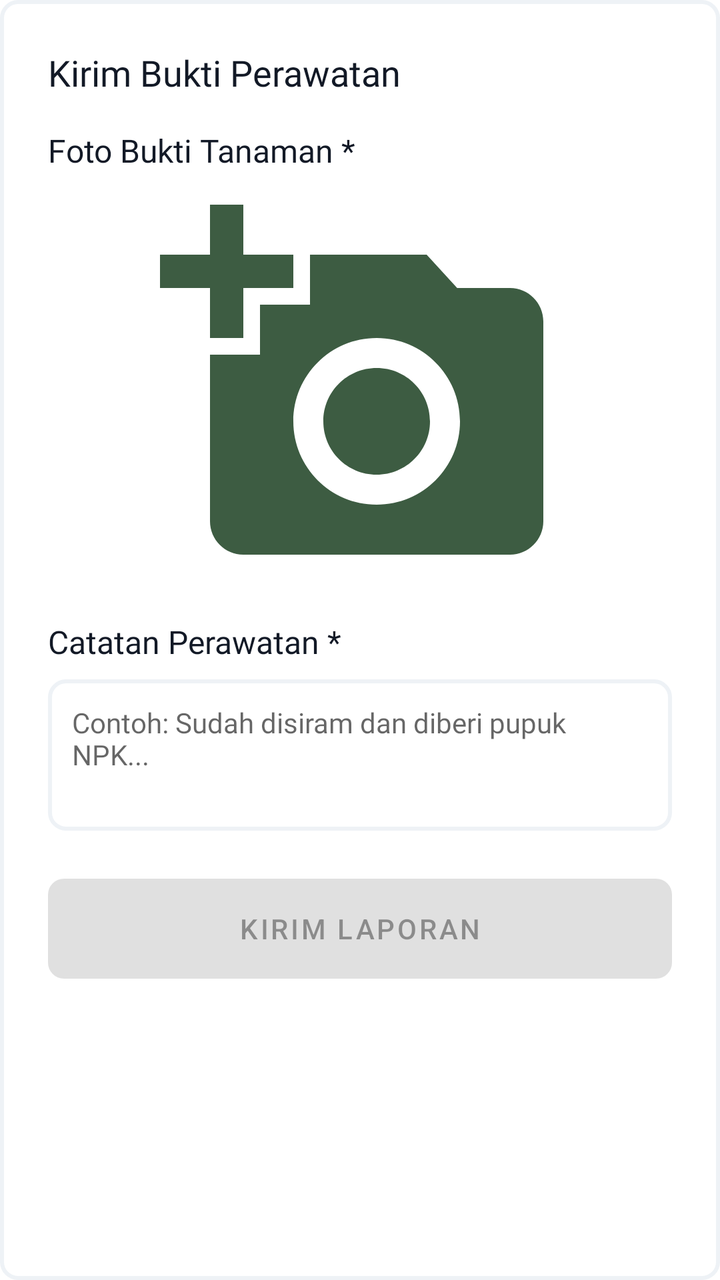
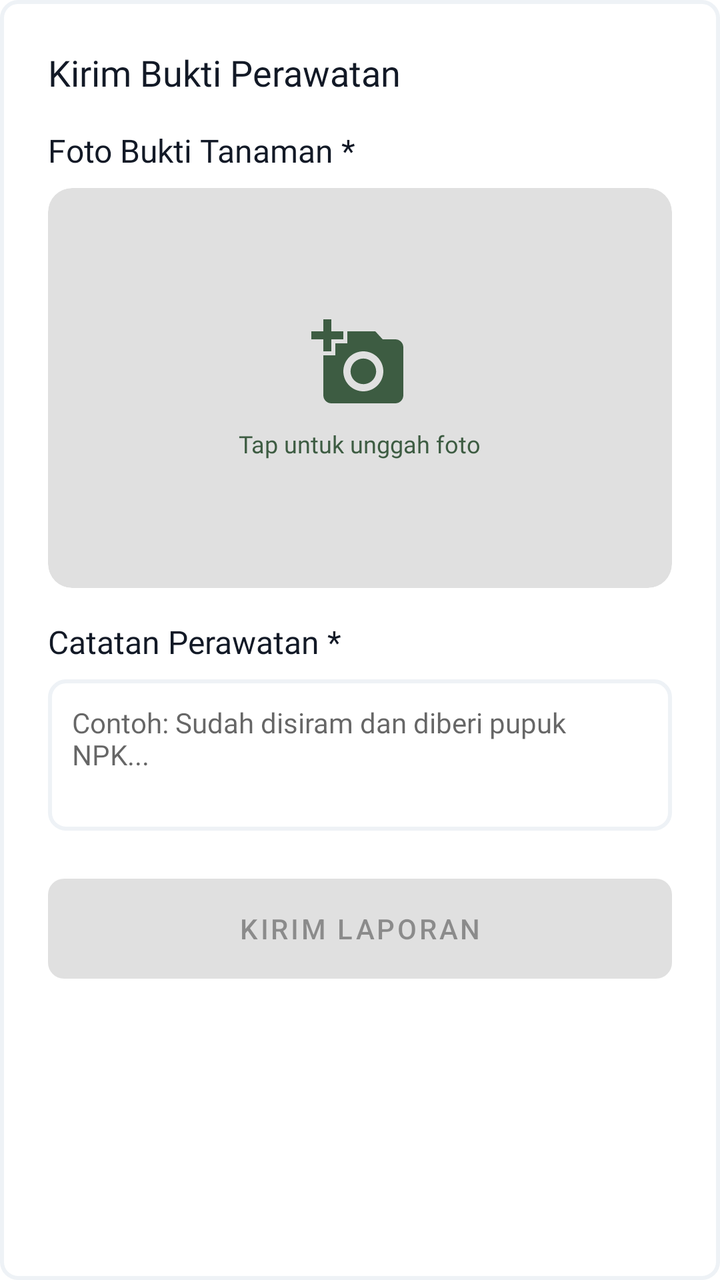

Compare the two renders of this Android layout. The source of the first and the diff that turns it into the second are given below.
<!-- AndroidManifest.xml: application theme Theme.Florist -->
<!-- res/layout/dialog_add_maintenance_log.xml -->
<?xml version="1.0" encoding="utf-8"?>
<LinearLayout xmlns:android="http://schemas.android.com/apk/res/android"
    xmlns:app="http://schemas.android.com/apk/res-auto"
    android:layout_width="match_parent"
    android:layout_height="wrap_content"
    android:orientation="vertical"
    android:padding="24dp"
    android:background="@drawable/rounded_gray_layout">

    <TextView
        android:layout_width="match_parent"
        android:layout_height="wrap_content"
        android:text="Kirim Bukti Perawatan"
        android:textSize="18sp"
        style="@style/title_lg_bold"
        android:textColor="@color/black"
        android:layout_marginBottom="16dp"/>

    <TextView
        android:layout_width="match_parent"
        android:layout_height="wrap_content"
        android:text="Foto Bukti Tanaman *"
        style="@style/title_md_bold"
        android:textColor="@color/gray_900"
        android:layout_marginBottom="8dp"/>

    <ImageView
        android:id="@+id/imgPreview"
        android:layout_width="match_parent"
        android:layout_height="200dp"
        android:src="@drawable/ic_camera_add"
        android:backgroundTint="@color/main_color"
        app:tint="@color/main_color"
        android:scaleType="fitCenter"
        android:clipToOutline="true"
        android:layout_marginBottom="16dp"/>

    <TextView
        android:layout_width="match_parent"
        android:layout_height="wrap_content"
        android:layout_marginBottom="8dp"
        android:text="Catatan Perawatan *"
        android:textColor="@color/gray_900"
        style="@style/title_md_bold" />

    <EditText
        android:id="@+id/etDescription"
        android:layout_width="match_parent"
        android:layout_height="wrap_content"
        android:minLines="3"
        android:gravity="top|start"
        android:hint="Contoh: Sudah disiram dan diberi pupuk NPK..."
        android:padding="12dp"
        style="@style/body_md_regular"
        android:background="@drawable/rounded_gray_layout"
        android:layout_marginBottom="24dp"/>

    <com.google.android.material.button.MaterialButton
        android:id="@+id/btnSubmitLog"
        android:layout_width="match_parent"
        android:layout_height="50dp"
        android:text="Kirim Laporan"
        android:enabled="false"
        app:cornerRadius="8dp"
        android:background="@drawable/rounded_success_button"/>

</LinearLayout>
<!-- resources referenced by this layout -->
<resources>
  <color name="black">#121926</color>
  <color name="gray_900">#121926</color>
  <color name="main_color">#3D5C42</color>
  <!-- drawable ic_camera_add (drawable) -->
  <vector android:height="24dp" android:tint="#000000"
      android:viewportHeight="24" android:viewportWidth="24"
      android:width="24dp" xmlns:android="http://schemas.android.com/apk/res/android">
      <path android:fillColor="@android:color/white" android:pathData="M3,4V1h2v3h3v2H5v3H3V6H0V4H3zM6,10V7h3V4h7l1.83,2H21c1.1,0 2,0.9 2,2v12c0,1.1 -0.9,2 -2,2H5c-1.1,0 -2,-0.9 -2,-2V10H6zM13,19c2.76,0 5,-2.24 5,-5s-2.24,-5 -5,-5s-5,2.24 -5,5S10.24,19 13,19zM9.8,14c0,1.77 1.43,3.2 3.2,3.2s3.2,-1.43 3.2,-3.2s-1.43,-3.2 -3.2,-3.2S9.8,12.23 9.8,14z"/>
  </vector>
  <!-- drawable rounded_gray_layout (drawable) -->
  <?xml version="1.0" encoding="utf-8"?>
  <shape xmlns:android="http://schemas.android.com/apk/res/android"
      android:shape="rectangle">
  
      <solid android:color="@color/white"/>
      <stroke android:color="@color/border_tertiary" android:width="2dp"/>
      <corners android:bottomLeftRadius="8dp"
          android:bottomRightRadius="8dp"
          android:topLeftRadius="8dp"
          android:topRightRadius="8dp"/>
  
  </shape>
  <!-- drawable rounded_success_button (drawable) -->
  <?xml version="1.0" encoding="utf-8"?>
  <shape xmlns:android="http://schemas.android.com/apk/res/android"
      android:shape="rectangle">
  
      <solid android:color="@color/bg_accent"/>
      <stroke android:width="0dp" android:color="@color/border_secondary"/>
      <corners
          android:bottomLeftRadius="8dp"
          android:bottomRightRadius="8dp"
          android:topLeftRadius="8dp"
          android:topRightRadius="8dp"
          />
  </shape>
  <style name="body_md_regular">
          <item name="android:fontFamily">@font/nunitosans_regular</item>
          <item name="android:textSize">14sp</item>
          <item name="android:lineSpacingMultiplier">0.87</item>
          <item name="android:lineSpacingExtra">2sp</item>
      </style>
  <style name="title_lg_bold">
          <item name="android:fontFamily">@font/nunito_sans_bold</item>
          <item name="android:textSize">22sp</item>
          <item name="android:lineSpacingMultiplier">0.55</item>
          <item name="android:lineSpacingExtra">8sp</item>
      </style>
  <style name="title_md_bold">
          <item name="android:fontFamily">@font/nunito_sans_bold</item>
          <item name="android:textSize">16sp</item>
          <item name="android:lineSpacingMultiplier">0.44</item>
          <item name="android:lineSpacingExtra">10sp</item>
      </style>
  <color name="white">#FFFFFF</color>
  <color name="border_tertiary">@color/gray_100</color>
  <color name="bg_accent">@color/olive_500</color>
  <color name="border_secondary">@color/gray_400</color>
  <color name="teal_200">#FF03DAC5</color>
  <color name="teal_700">#FF018786</color>
  <!-- drawable rounded_normal_edittext (drawable) -->
  <?xml version="1.0" encoding="utf-8"?>
  <shape xmlns:android="http://schemas.android.com/apk/res/android"
      android:shape="rectangle">
  
      <solid android:color="@color/white"/>
      <stroke android:color="@color/border_secondary" android:width="1dp"/>
      <corners android:bottomLeftRadius="8dp"
          android:bottomRightRadius="8dp"
          android:topLeftRadius="8dp"
          android:topRightRadius="8dp"/>
  
  </shape>
  <color name="gray_100">#EEF2F6</color>
  <color name="olive_500">#3D5C42</color>
  <color name="gray_400">#9AA4B2</color>
  <!-- unchanged entries left out for length: 1 -->
</resources>

<!-- the commit's change to res/layout/dialog_add_maintenance_log.xml (unified diff, before → after) -->
@@ -24,16 +24,47 @@
         android:textColor="@color/gray_900"
         android:layout_marginBottom="8dp"/>
 
-    <ImageView
-        android:id="@+id/imgPreview"
+    <com.google.android.material.card.MaterialCardView
         android:layout_width="match_parent"
         android:layout_height="200dp"
-        android:src="@drawable/ic_camera_add"
-        android:backgroundTint="@color/main_color"
-        app:tint="@color/main_color"
-        android:scaleType="fitCenter"
-        android:clipToOutline="true"
-        android:layout_marginBottom="16dp"/>
+        android:layout_marginBottom="16dp"
+        app:cardBackgroundColor="#E0E0E0"
+        app:cardCornerRadius="12dp"
+        app:cardElevation="0dp"
+        app:strokeWidth="0dp">
+
+        <LinearLayout
+            android:layout_width="wrap_content"
+            android:layout_height="wrap_content"
+            android:layout_gravity="center"
+            android:orientation="vertical"
+            android:gravity="center">
+
+            <ImageView
+                android:layout_width="48dp"
+                android:layout_height="48dp"
+                android:src="@drawable/ic_camera_add"
+                app:tint="@color/main_color" />
+
+            <TextView
+                android:layout_width="wrap_content"
+                android:layout_height="wrap_content"
+                android:layout_marginTop="8dp"
+                android:text="Tap untuk unggah foto"
+                android:textColor="@color/main_color"
+                style="@style/body_sm_bold"/>
+        </LinearLayout>
+
+        <ImageView
+            android:id="@+id/imgPreview"
+            android:layout_width="match_parent"
+            android:layout_height="match_parent"
+            android:scaleType="centerCrop"
+            android:background="@android:color/transparent"
+            android:clickable="true"
+            android:focusable="true"/>
+
+    </com.google.android.material.card.MaterialCardView>
 
     <TextView
         android:layout_width="match_parent"
<!-- resource entries referenced after the edit -->
@@ -42,6 +42,12 @@
           <item name="android:lineSpacingMultiplier">0.87</item>
           <item name="android:lineSpacingExtra">2sp</item>
       </style>
+  <style name="body_sm_bold">
+          <item name="android:fontFamily">@font/nunito_sans_bold</item>
+          <item name="android:textSize">12sp</item>
+          <item name="android:lineSpacingMultiplier">0.86</item>
+          <item name="android:lineSpacingExtra">2sp</item>
+      </style>
   <style name="title_lg_bold">
           <item name="android:fontFamily">@font/nunito_sans_bold</item>
           <item name="android:textSize">22sp</item>
